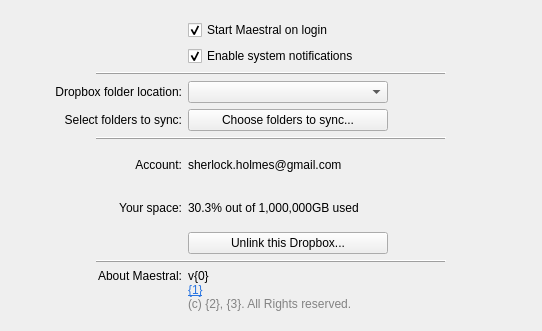
The window that maestral/gui/settings.ui (samschott/maestral) describes before a commit, drawn with Qt 5.
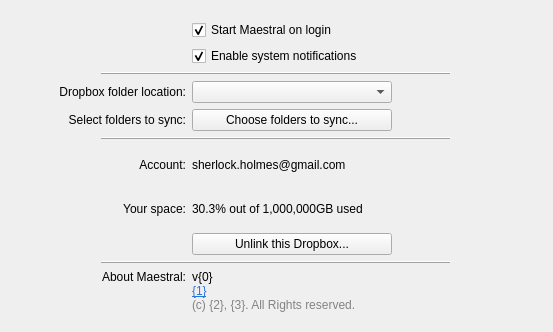
The same window after the commit.

Commit message: settings window size tweaks

The edit to the form file:
```diff
--- a/maestral/gui/settings.ui
+++ b/maestral/gui/settings.ui
@@ -6,8 +6,8 @@
    <rect>
     <x>0</x>
     <y>0</y>
-    <width>542</width>
-    <height>331</height>
+    <width>553</width>
+    <height>332</height>
    </rect>
   </property>
   <property name="sizePolicy">
```
